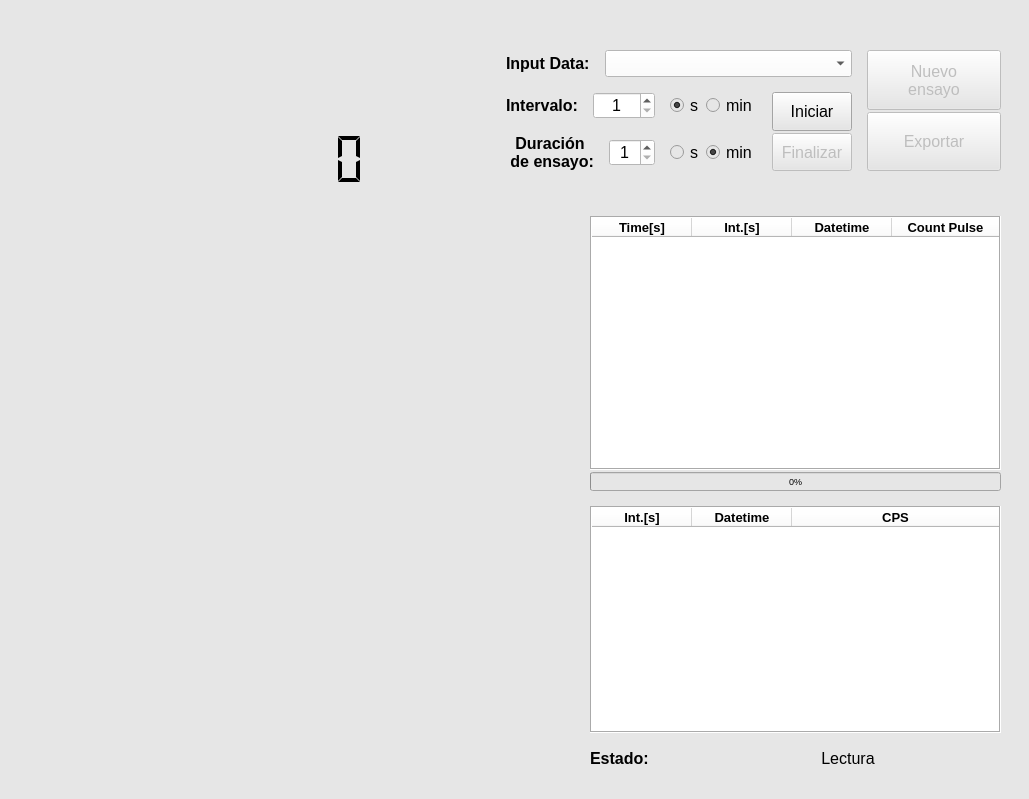
The window that appv2/Qt/ui_read_bg51.ui (nvargas24/PocketCube) describes before a commit, drawn with Qt 5.
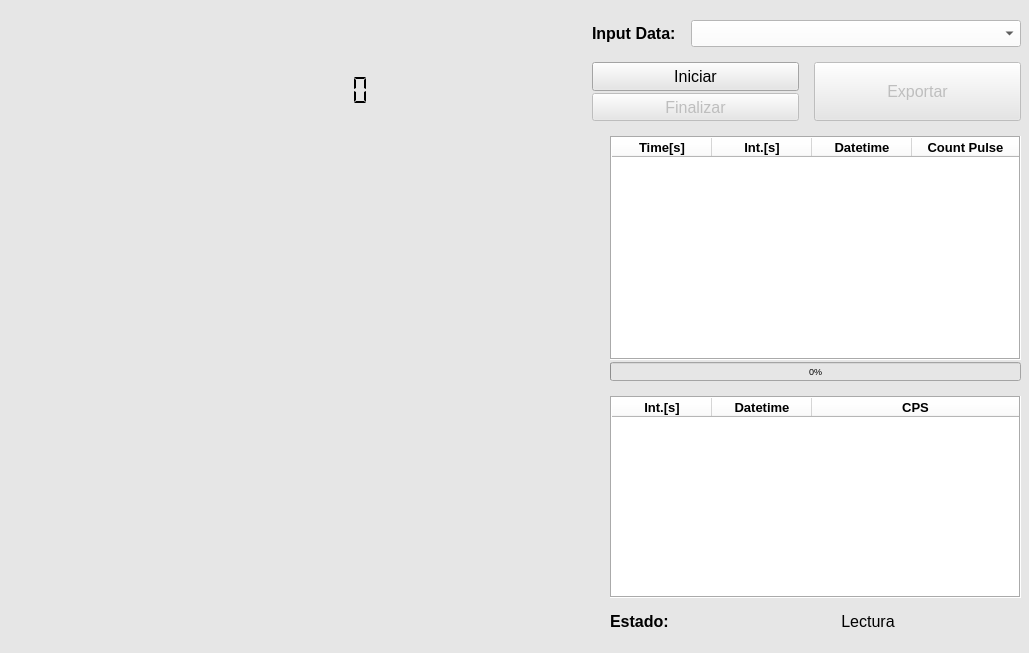
The same window after the commit. Icons and pictures are not drawn.

Commit message: update: vista app para sniffer only

Diff of the .ui file:
```diff
--- a/appv2/Qt/ui_read_bg51.ui
+++ b/appv2/Qt/ui_read_bg51.ui
@@ -7,7 +7,7 @@
     <x>0</x>
     <y>0</y>
     <width>1029</width>
-    <height>799</height>
+    <height>653</height>
    </rect>
   </property>
   <property name="windowTitle">
@@ -20,20 +20,20 @@
    <widget class="QWidget" name="verticalLayoutWidget_9">
     <property name="geometry">
      <rect>
-      <x>20</x>
+      <x>40</x>
       <y>20</y>
       <width>981</width>
-      <height>761</height>
+      <height>621</height>
      </rect>
     </property>
-    <layout class="QVBoxLayout" name="verticalLayout_8" stretch="3,10">
+    <layout class="QVBoxLayout" name="verticalLayout_8" stretch="4,20">
      <property name="spacing">
       <number>15</number>
      </property>
      <item>
-      <layout class="QHBoxLayout" name="horizontalLayout" stretch="14,6,4">
+      <layout class="QHBoxLayout" name="horizontalLayout" stretch="10,8">
        <item>
-        <layout class="QVBoxLayout" name="verticalLayout_5" stretch="8,4,1">
+        <layout class="QVBoxLayout" name="verticalLayout_5" stretch="10,6,1">
          <property name="spacing">
           <number>0</number>
          </property>
@@ -127,7 +127,6 @@
            <property name="font">
             <font>
              <family>Courier</family>
-             <weight>75</weight>
              <bold>true</bold>
             </font>
            </property>
@@ -144,10 +143,10 @@
        <item>
         <layout class="QVBoxLayout" name="verticalLayout" stretch="1,1">
          <property name="topMargin">
-          <number>30</number>
+          <number>0</number>
          </property>
          <property name="bottomMargin">
-          <number>30</number>
+          <number>0</number>
          </property>
          <item>
           <layout class="QHBoxLayout" name="horizontalLayout_9" stretch="1,7">
@@ -157,7 +156,6 @@
               <font>
                <family>Segoe UI</family>
                <pointsize>12</pointsize>
-               <weight>75</weight>
                <bold>true</bold>
               </font>
              </property>
@@ -188,247 +186,7 @@
           </layout>
          </item>
          <item>
-          <layout class="QHBoxLayout" name="horizontalLayout_2" stretch="2,1">
-           <item>
-            <layout class="QVBoxLayout" name="verticalLayout_3" stretch="1,1">
-             <item>
-              <layout class="QHBoxLayout" name="horizontalLayout_6" stretch="2,3,2">
-               <item>
-                <widget class="QLabel" name="label_5">
-                 <property name="sizePolicy">
-                  <sizepolicy hsizetype="Expanding" vsizetype="Preferred">
-                   <horstretch>0</horstretch>
-                   <verstretch>0</verstretch>
-                  </sizepolicy>
-                 </property>
-                 <property name="font">
-                  <font>
-                   <family>Segoe UI</family>
-                   <pointsize>12</pointsize>
-                   <weight>75</weight>
-                   <bold>true</bold>
-                  </font>
-                 </property>
-                 <property name="text">
-                  <string>Intervalo:</string>
-                 </property>
-                </widget>
-               </item>
-               <item>
-                <widget class="QSpinBox" name="sbox_time_intervalo">
-                 <property name="sizePolicy">
-                  <sizepolicy hsizetype="Expanding" vsizetype="Fixed">
-                   <horstretch>0</horstretch>
-                   <verstretch>0</verstretch>
-                  </sizepolicy>
-                 </property>
-                 <property name="font">
-                  <font>
-                   <family>Segoe UI</family>
-                   <pointsize>12</pointsize>
-                  </font>
-                 </property>
-                 <property name="styleSheet">
-                  <string notr="true">background-color: rgb(255, 255, 255);</string>
-                 </property>
-                 <property name="alignment">
-                  <set>Qt::AlignCenter</set>
-                 </property>
-                 <property name="minimum">
-                  <number>1</number>
-                 </property>
-                 <property name="maximum">
-                  <number>60</number>
-                 </property>
-                 <property name="value">
-                  <number>1</number>
-                 </property>
-                </widget>
-               </item>
-               <item>
-                <layout class="QHBoxLayout" name="horizontalLayout_7" stretch="1,1">
-                 <property name="spacing">
-                  <number>3</number>
-                 </property>
-                 <item>
-                  <widget class="QRadioButton" name="rbtn_seg">
-                   <property name="sizePolicy">
-                    <sizepolicy hsizetype="Expanding" vsizetype="Fixed">
-                     <horstretch>0</horstretch>
-                     <verstretch>0</verstretch>
-                    </sizepolicy>
-                   </property>
-                   <property name="font">
-                    <font>
-                     <family>Segoe UI</family>
-                     <pointsize>12</pointsize>
-                    </font>
-                   </property>
-                   <property name="text">
-                    <string>s</string>
-                   </property>
-                   <property name="checked">
-                    <bool>true</bool>
-                   </property>
-                   <attribute name="buttonGroup">
-                    <string notr="true">buttonGroup_3</string>
-                   </attribute>
-                  </widget>
-                 </item>
-                 <item>
-                  <widget class="QRadioButton" name="rbtn_min">
-                   <property name="sizePolicy">
-                    <sizepolicy hsizetype="Expanding" vsizetype="Fixed">
-                     <horstretch>0</horstretch>
-                     <verstretch>0</verstretch>
-                    </sizepolicy>
-                   </property>
-                   <property name="font">
-                    <font>
-                     <family>Segoe UI</family>
-                     <pointsize>12</pointsize>
-                    </font>
-                   </property>
-                   <property name="text">
-                    <string>min</string>
-                   </property>
-                   <attribute name="buttonGroup">
-                    <string notr="true">buttonGroup_3</string>
-                   </attribute>
-                  </widget>
-                 </item>
-                </layout>
-               </item>
-              </layout>
-             </item>
-             <item>
-              <layout class="QHBoxLayout" name="horizontalLayout_10" stretch="2,3,2">
-               <item>
-                <widget class="QLabel" name="label_7">
-                 <property name="sizePolicy">
-                  <sizepolicy hsizetype="Expanding" vsizetype="Preferred">
-                   <horstretch>0</horstretch>
-                   <verstretch>0</verstretch>
-                  </sizepolicy>
-                 </property>
-                 <property name="font">
-                  <font>
-                   <family>Segoe UI</family>
-                   <pointsize>12</pointsize>
-                   <weight>75</weight>
-                   <bold>true</bold>
-                  </font>
-                 </property>
-                 <property name="layoutDirection">
-                  <enum>Qt::LeftToRight</enum>
-                 </property>
-                 <property name="text">
-                  <string>Duración 
- de ensayo:</string>
-                 </property>
-                 <property name="textFormat">
-                  <enum>Qt::PlainText</enum>
-                 </property>
-                 <property name="scaledContents">
-                  <bool>true</bool>
-                 </property>
-                 <property name="alignment">
-                  <set>Qt::AlignCenter</set>
-                 </property>
-                </widget>
-               </item>
-               <item>
-                <widget class="QSpinBox" name="sbox_time_test">
-                 <property name="sizePolicy">
-                  <sizepolicy hsizetype="Expanding" vsizetype="Fixed">
-                   <horstretch>0</horstretch>
-                   <verstretch>0</verstretch>
-                  </sizepolicy>
-                 </property>
-                 <property name="font">
-                  <font>
-                   <family>Segoe UI</family>
-                   <pointsize>12</pointsize>
-                  </font>
-                 </property>
-                 <property name="styleSheet">
-                  <string notr="true">background-color: rgb(255, 255, 255);</string>
-                 </property>
-                 <property name="alignment">
-                  <set>Qt::AlignCenter</set>
-                 </property>
-                 <property name="minimum">
-                  <number>1</number>
-                 </property>
-                 <property name="maximum">
-                  <number>60</number>
-                 </property>
-                 <property name="value">
-                  <number>1</number>
-                 </property>
-                </widget>
-               </item>
-               <item>
-                <layout class="QHBoxLayout" name="horizontalLayout_11" stretch="1,1">
-                 <property name="spacing">
-                  <number>3</number>
-                 </property>
-                 <item>
-                  <widget class="QRadioButton" name="rbtn_seg_2">
-                   <property name="sizePolicy">
-                    <sizepolicy hsizetype="Expanding" vsizetype="Fixed">
-                     <horstretch>0</horstretch>
-                     <verstretch>0</verstretch>
-                    </sizepolicy>
-                   </property>
-                   <property name="font">
-                    <font>
-                     <family>Segoe UI</family>
-                     <pointsize>12</pointsize>
-                    </font>
-                   </property>
-                   <property name="text">
-                    <string>s</string>
-                   </property>
-                   <property name="checked">
-                    <bool>false</bool>
-                   </property>
-                   <attribute name="buttonGroup">
-                    <string notr="true">buttonGroup</string>
-                   </attribute>
-                  </widget>
-                 </item>
-                 <item>
-                  <widget class="QRadioButton" name="rbtn_min_2">
-                   <property name="sizePolicy">
-                    <sizepolicy hsizetype="Expanding" vsizetype="Fixed">
-                     <horstretch>0</horstretch>
-                     <verstretch>0</verstretch>
-                    </sizepolicy>
-                   </property>
-                   <property name="font">
-                    <font>
-                     <family>Segoe UI</family>
-                     <pointsize>12</pointsize>
-                    </font>
-                   </property>
-                   <property name="text">
-                    <string>min</string>
-                   </property>
-                   <property name="checked">
-                    <bool>true</bool>
-                   </property>
-                   <attribute name="buttonGroup">
-                    <string notr="true">buttonGroup</string>
-                   </attribute>
-                  </widget>
-                 </item>
-                </layout>
-               </item>
-              </layout>
-             </item>
-            </layout>
-           </item>
+          <layout class="QHBoxLayout" name="horizontalLayout_2" stretch="1,1">
            <item>
             <layout class="QVBoxLayout" name="verticalLayout_2" stretch="1,1">
              <property name="spacing">
@@ -477,71 +235,35 @@
              </item>
             </layout>
            </item>
+           <item>
+            <widget class="QPushButton" name="btn_csv">
+             <property name="enabled">
+              <bool>false</bool>
+             </property>
+             <property name="sizePolicy">
+              <sizepolicy hsizetype="Minimum" vsizetype="Expanding">
+               <horstretch>0</horstretch>
+               <verstretch>0</verstretch>
+              </sizepolicy>
+             </property>
+             <property name="font">
+              <font>
+               <family>Segoe UI</family>
+               <pointsize>12</pointsize>
+              </font>
+             </property>
+             <property name="text">
+              <string>Exportar</string>
+             </property>
+             <property name="checkable">
+              <bool>false</bool>
+             </property>
+            </widget>
+           </item>
           </layout>
          </item>
         </layout>
        </item>
-       <item>
-        <layout class="QVBoxLayout" name="verticalLayout_10" stretch="1,1">
-         <property name="spacing">
-          <number>2</number>
-         </property>
-         <property name="topMargin">
-          <number>30</number>
-         </property>
-         <property name="bottomMargin">
-          <number>30</number>
-         </property>
-         <item>
-          <widget class="QPushButton" name="btn_reset">
-           <property name="enabled">
-            <bool>false</bool>
-           </property>
-           <property name="sizePolicy">
-            <sizepolicy hsizetype="Minimum" vsizetype="Expanding">
-             <horstretch>0</horstretch>
-             <verstretch>0</verstretch>
-            </sizepolicy>
-           </property>
-           <property name="font">
-            <font>
-             <family>Segoe UI</family>
-             <pointsize>12</pointsize>
-            </font>
-           </property>
-           <property name="text">
-            <string>Nuevo 
-ensayo</string>
-           </property>
-          </widget>
-         </item>
-         <item>
-          <widget class="QPushButton" name="btn_csv">
-           <property name="enabled">
-            <bool>false</bool>
-           </property>
-           <property name="sizePolicy">
-            <sizepolicy hsizetype="Minimum" vsizetype="Expanding">
-             <horstretch>0</horstretch>
-             <verstretch>0</verstretch>
-            </sizepolicy>
-           </property>
-           <property name="font">
-            <font>
-             <family>Segoe UI</family>
-             <pointsize>12</pointsize>
-            </font>
-           </property>
-           <property name="text">
-            <string>Exportar</string>
-           </property>
-           <property name="checkable">
-            <bool>false</bool>
-           </property>
-          </widget>
-         </item>
-        </layout>
-       </item>
       </layout>
      </item>
      <item>
@@ -647,13 +369,9 @@
                   <property name="font">
                    <font>
                     <pointsize>10</pointsize>
-                    <weight>75</weight>
                     <bold>true</bold>
                    </font>
                   </property>
-                  <property name="textAlignment">
-                   <set>AlignCenter</set>
-                  </property>
                   <property name="background">
                    <color>
                     <red>255</red>
@@ -669,13 +387,9 @@
                   <property name="font">
                    <font>
                     <pointsize>10</pointsize>
-                    <weight>75</weight>
                     <bold>true</bold>
                    </font>
                   </property>
-                  <property name="textAlignment">
-                   <set>AlignCenter</set>
-                  </property>
                  </column>
                  <column>
                   <property name="text">
@@ -684,13 +398,9 @@
                   <property name="font">
                    <font>
                     <pointsize>10</pointsize>
-                    <weight>75</weight>
                     <bold>true</bold>
                    </font>
                   </property>
-                  <property name="textAlignment">
-                   <set>AlignCenter</set>
-                  </property>
                  </column>
                  <column>
                   <property name="text">
@@ -699,13 +409,9 @@
                   <property name="font">
                    <font>
                     <pointsize>10</pointsize>
-                    <weight>75</weight>
                     <bold>true</bold>
                    </font>
                   </property>
-                  <property name="textAlignment">
-                   <set>AlignCenter</set>
-                  </property>
                  </column>
                 </widget>
                </item>
@@ -831,7 +537,6 @@
                 <property name="font">
                  <font>
                   <pointsize>10</pointsize>
-                  <weight>75</weight>
                   <bold>true</bold>
                  </font>
                 </property>
@@ -843,7 +548,6 @@
                 <property name="font">
                  <font>
                   <pointsize>10</pointsize>
-                  <weight>75</weight>
                   <bold>true</bold>
                  </font>
                 </property>
@@ -855,7 +559,6 @@
                 <property name="font">
                  <font>
                   <pointsize>10</pointsize>
-                  <weight>75</weight>
                   <bold>true</bold>
                  </font>
                 </property>
@@ -870,7 +573,6 @@
                   <font>
                    <family>Segoe UI</family>
                    <pointsize>12</pointsize>
-                   <weight>75</weight>
                    <bold>true</bold>
                   </font>
                  </property>
```
Left out of the diff: 50 changed lines with no effect on the pictures.
